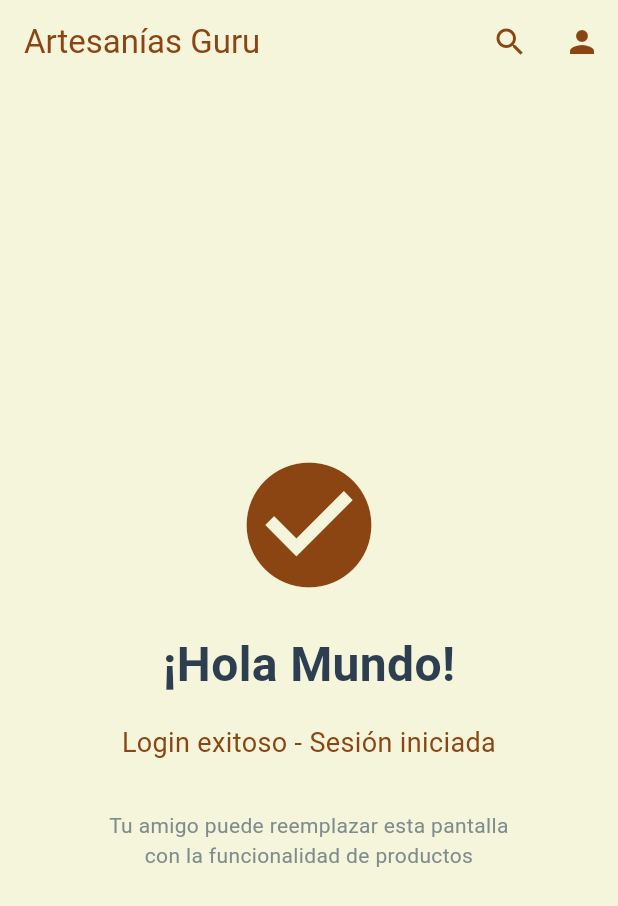
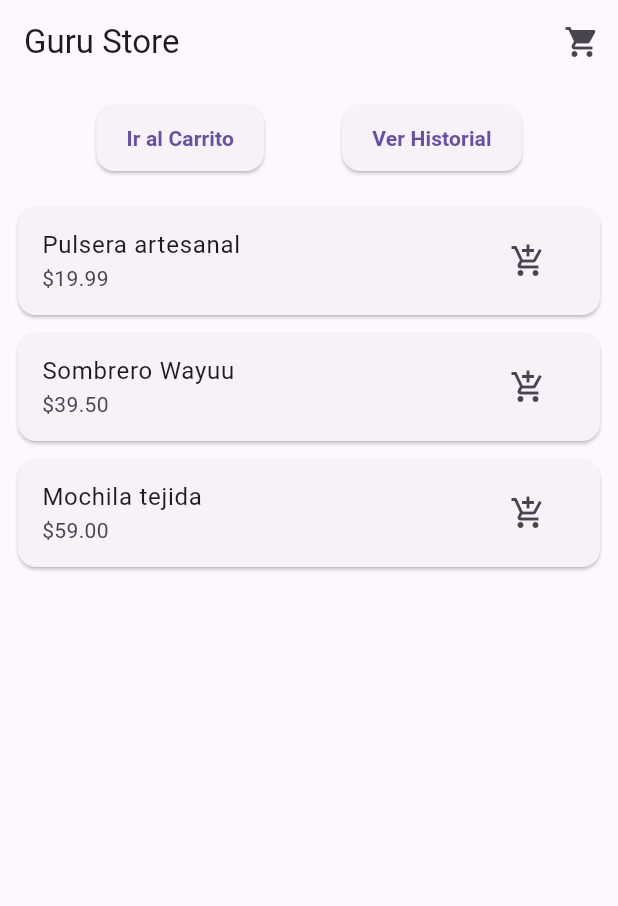
Before and after one commit to gato200308/guru-flutter, a Flutter app: the HomeScreen screen opened directly, on a phone screen of 412 x 824 dp. Shown: the top 906 px of the screen. Run offline on Flutter 3.47's test engine with Material 3 defaults, Android fonts, the phone set to English and light mode, and no system bars; our stand-ins replace intl_phone_number_input.

Commit message:
pre Actualización de archivos para Carrito de comptras con boton falso

```diff
--- a/lib/config/api_config.dart
+++ b/lib/config/api_config.dart
@@ -3,7 +3,7 @@ import 'environment.dart';
 class ApiConfig {
   // URLs base según el entorno
   static const String _devBaseUrl = 'http://172.17.15.181/backend_php';
-  static const String _stagingBaseUrl = 'http://172.17.15.181/backend_php'; // Cambiar cuando tengas staging
+  static const String _stagingBaseUrl = 'http://172.17.9.201/backend_php'; // Cambiar cuando tengas staging
   static const String _prodBaseUrl = 'https://tu-dominio.com/api'; // Cambiar cuando tengas producción
 
   // URL base del backend según el entorno
--- a/lib/main.dart
+++ b/lib/main.dart
@@ -1,5 +1,5 @@
 import 'package:flutter/material.dart';
-import 'screens/login.dart';
+import 'screens/home_screen.dart';
 
 void main() {
   runApp(const MyApp());
@@ -12,7 +12,7 @@ class MyApp extends StatelessWidget {
   Widget build(BuildContext context) {
     return MaterialApp(
       title: 'Guru App',
-      home: const LoginScreen(),
+      home: const HomeScreen(),
       debugShowCheckedModeBanner: false,
     );
   }
--- a/lib/screens/home_screen.dart
+++ b/lib/screens/home_screen.dart
@@ -1,73 +1,99 @@
 import 'package:flutter/material.dart';
+import '../models/product.dart';
+import '../widgets/product_item.dart';
+import '../widgets/fake_button.dart';
+import '../services/cart_service.dart';
+import 'cart_screen.dart';
+import 'history_screen.dart';
 
 class HomeScreen extends StatelessWidget {
   const HomeScreen({super.key});
 
+  // Productos falsos para previsualización
+  List<Product> get _products => [
+        Product(id: '1', name: 'Pulsera artesanal', price: 19.99),
+        Product(id: '2', name: 'Sombrero Wayuu', price: 39.50),
+        Product(id: '3', name: 'Mochila tejida', price: 59.00),
+      ];
+
   @override
   Widget build(BuildContext context) {
+    final cartSrv = CartService();
+
     return Scaffold(
       appBar: AppBar(
-        title: const Text('Artesanías Guru'),
-        backgroundColor: const Color(0xFFF5F5DC),
-        foregroundColor: const Color(0xFF8B4513),
+        title: const Text('Guru Store'),
         actions: [
-          IconButton(
-            icon: const Icon(Icons.search),
-            onPressed: () {
-              // Aquí irá la funcionalidad de búsqueda
-            },
-          ),
-          IconButton(
-            icon: const Icon(Icons.person),
-            onPressed: () {
-              // Aquí irá la funcionalidad del perfil
+          // Icono de carrito con contador
+          ValueListenableBuilder<int>(
+            valueListenable: cartSrv.itemCount,
+            builder: (context, count, _) {
+              return Stack(
+                alignment: Alignment.center,
+                children: [
+                  IconButton(
+                    icon: const Icon(Icons.shopping_cart),
+                    onPressed: () {
+                      Navigator.push(
+                        context,
+                        MaterialPageRoute(builder: (_) => const CartScreen()),
+                      );
+                    },
+                  ),
+                  if (count > 0)
+                    Positioned(
+                      right: 8,
+                      top: 8,
+                      child: Container(
+                        padding:
+                            const EdgeInsets.symmetric(horizontal: 6, vertical: 2),
+                        decoration: BoxDecoration(
+                          color: Colors.red,
+                          borderRadius: BorderRadius.circular(10),
+                        ),
+                        child: Text(
+                          '$count',
+                          style: const TextStyle(
+                              color: Colors.white, fontSize: 12),
+                        ),
+                      ),
+                    ),
+                ],
+              );
             },
           ),
         ],
       ),
-      body: Container(
-        decoration: const BoxDecoration(
-          color: Color(0xFFF5F5DC),
-        ),
-        child: const Center(
-          child: Column(
-            mainAxisAlignment: MainAxisAlignment.center,
+      body: ListView(
+        padding: const EdgeInsets.all(12),
+        children: [
+          Row(
+            mainAxisAlignment: MainAxisAlignment.spaceEvenly,
             children: [
-              Icon(
-                Icons.check_circle,
-                size: 100,
-                color: Color(0xFF8B4513),
-              ),
-              SizedBox(height: 20),
-              Text(
-                '¡Hola Mundo!',
-                style: TextStyle(
-                  fontSize: 32,
-                  fontWeight: FontWeight.bold,
-                  color: Color(0xFF2C3E50),
+              FakeButton(
+                text: 'Ir al Carrito',
+                onPressed: () => Navigator.push(
+                  context,
+                  MaterialPageRoute(builder: (_) => const CartScreen()),
                 ),
               ),
-              SizedBox(height: 16),
-              Text(
-                'Login exitoso - Sesión iniciada',
-                style: TextStyle(
-                  fontSize: 18,
-                  color: Color(0xFF8B4513),
+              FakeButton(
+                text: 'Ver Historial',
+                onPressed: () => Navigator.push(
+                  context,
+                  MaterialPageRoute(builder: (_) => const HistoryScreen()),
                 ),
-                textAlign: TextAlign.center,
-              ),
-              SizedBox(height: 32),
-              Text(
-                'Tu amigo puede reemplazar esta pantalla\ncon la funcionalidad de productos',
-                style: TextStyle(
-                  fontSize: 14,
-                  color: Color(0xFF7F8C8D),
-                ),
-                textAlign: TextAlign.center,
               ),
             ],
           ),
-        ),
+          const SizedBox(height: 16),
+          ..._products.map(
+            (p) => ProductItem(
+              product: p,
+              onAddToCart: () => cartSrv.add(p),
+            ),
+          ),
+        ],
       ),
     );
   }
--- a/lib/widgets/cart_item.dart
+++ b/lib/widgets/cart_item.dart
@@ -15,7 +15,7 @@ class CartItem extends StatelessWidget {
   Widget build(BuildContext context) {
     return ListTile(
       title: Text(product.name),
-      subtitle: Text("\$${product.price.toStringAsFixed(2)}"),
+      subtitle: Text('\$${product.price.toStringAsFixed(2)}'),
       trailing: IconButton(
         icon: const Icon(Icons.remove_circle),
         onPressed: onRemove,
--- /dev/null
+++ b/lib/widgets/fake_button.dart
@@ -0,0 +1,24 @@
+import 'package:flutter/material.dart';
+
+class FakeButton extends StatelessWidget {
+  final String text;
+  final VoidCallback onPressed;
+
+  const FakeButton({
+    super.key,
+    required this.text,
+    required this.onPressed,
+  });
+
+  @override
+  Widget build(BuildContext context) {
+    return ElevatedButton(
+      style: ElevatedButton.styleFrom(
+        shape: RoundedRectangleBorder(borderRadius: BorderRadius.circular(12)),
+        padding: const EdgeInsets.symmetric(horizontal: 20, vertical: 12),
+      ),
+      onPressed: onPressed,
+      child: Text(text, style: const TextStyle(fontWeight: FontWeight.bold)),
+    );
+  }
+}
--- a/lib/widgets/product_item.dart
+++ b/lib/widgets/product_item.dart
@@ -14,10 +14,10 @@ class ProductItem extends StatelessWidget {
   @override
   Widget build(BuildContext context) {
     return Card(
-      margin: const EdgeInsets.all(8),
+      margin: const EdgeInsets.symmetric(vertical: 6),
       child: ListTile(
         title: Text(product.name),
-        subtitle: Text("\$${product.price.toStringAsFixed(2)}"),
+        subtitle: Text('\$${product.price.toStringAsFixed(2)}'),
         trailing: IconButton(
           icon: const Icon(Icons.add_shopping_cart),
           onPressed: onAddToCart,
```
Also changed, not shown: lib/screens/cart_screen.dart (added, +78 -0 lines), lib/screens/history_screen.dart (added, +52 -0 lines), lib/services/cart_service.dart (+26 -29 lines), lib/services/history_service.dart (added, +24 -0 lines).
